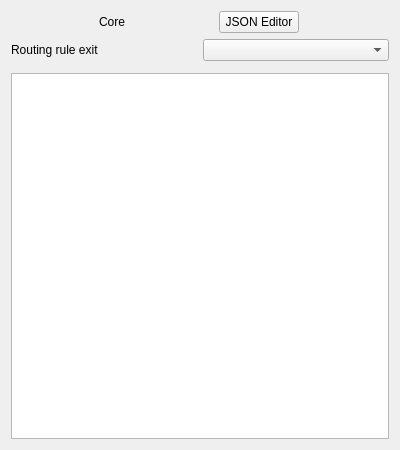
This is include/ui/profile/edit_custom.ui in FizzVPN/Throne as Qt 5 draws it before an edit. The edited form follows.
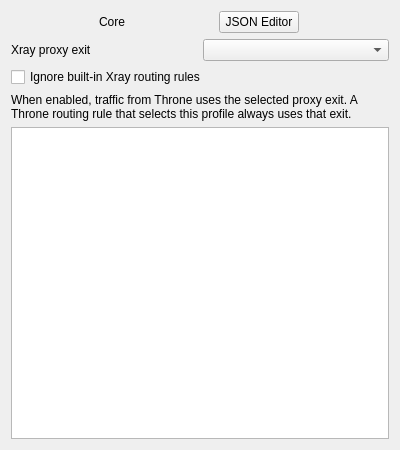
This is the edited form.

Commit message:
Let profiles override Xray's routing for Throne traffic
Keep the default behavior unless a server or routing profile opts in. Preserve the chosen exit across subscription updates and show a short, in-window explanation.

```diff
--- a/include/ui/profile/edit_custom.ui
+++ b/include/ui/profile/edit_custom.ui
@@ -61,7 +61,7 @@
       </property>
       <item>
        <widget class="QLabel" name="routeExitLabel">
-        <property name="text"><string>Routing rule exit</string></property>
+        <property name="text"><string>Xray proxy exit</string></property>
         <property name="buddy"><cstring>routeExit</cstring></property>
        </widget>
       </item>
@@ -71,7 +71,7 @@
    </item>
    <item>
     <widget class="QWidget" name="w_ext2" native="true">
-     <layout class="QHBoxLayout" name="horizontalLayout_3">
+     <layout class="QVBoxLayout" name="routingOptionsLayout">
       <property name="leftMargin">
        <number>0</number>
       </property>
@@ -84,6 +84,17 @@
       <property name="bottomMargin">
        <number>0</number>
       </property>
+      <item>
+       <widget class="QCheckBox" name="ignoreXrayRouting">
+        <property name="text"><string>Ignore built-in Xray routing rules</string></property>
+       </widget>
+      </item>
+      <item>
+       <widget class="QLabel" name="ignoreXrayRoutingHint">
+        <property name="text"><string>When enabled, traffic from Throne uses the selected proxy exit. A Throne routing rule that selects this profile always uses that exit.</string></property>
+        <property name="wordWrap"><bool>true</bool></property>
+       </widget>
+      </item>
      </layout>
     </widget>
    </item>
```
The commit also changes 21 other files.
